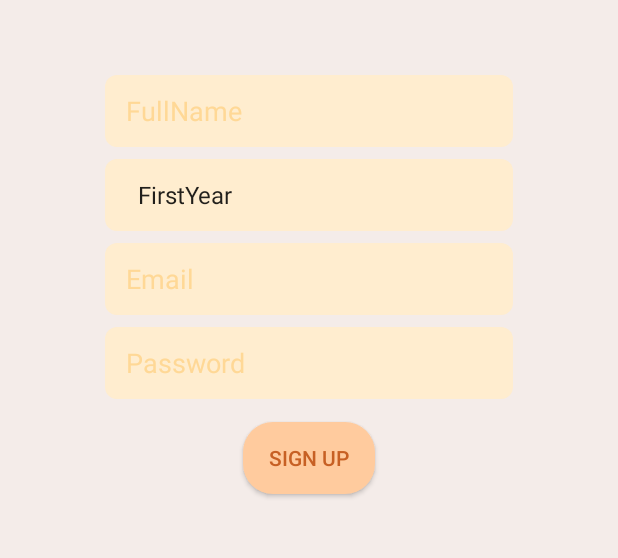
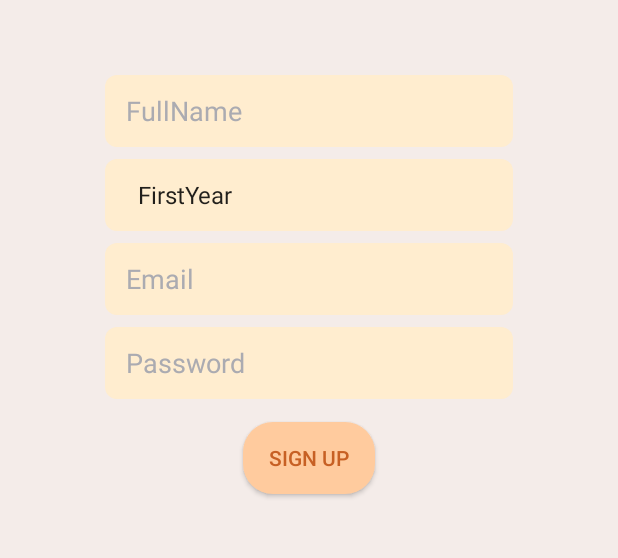
Before and after one commit to K-cloud25/Co_Forum, an Android app: the Signup_page screen opened directly, with no data from a screen before it, on a phone screen of 412 x 824 dp, the part 306-864 px from its top. Run offline under Robolectric (Android 15) with nearby library versions, the phone set to English and light mode, and no system bars; our stand-ins replace Firebase (no records; nobody signed in at launch, a user with empty details on screens opened directly).

Commit message:
13th push

```diff
--- a/app/src/main/res/layout/activity_signup_page.xml
+++ b/app/src/main/res/layout/activity_signup_page.xml
@@ -25,12 +25,12 @@
         android:layout_marginLeft="70sp"
         android:layout_marginTop="50dp"
         android:layout_marginRight="70sp"
+        android:background="@drawable/textrounded"
+        android:backgroundTint="@color/EditTextBg"
         android:hint="FullName"
         android:minHeight="48dp"
         android:paddingLeft="14sp"
-        android:backgroundTint="@color/EditTextBg"
-        android:textColorHint="@color/EditTextcolor"
-        android:background="@drawable/textrounded"/>
+        android:textColorHint="@color/material_dynamic_neutral70" />
 
     <Spinner
         android:id="@+id/Year_spinner"
@@ -53,12 +53,12 @@
         android:layout_marginLeft="70sp"
         android:layout_marginTop="8dp"
         android:layout_marginRight="70sp"
+        android:background="@drawable/textrounded"
+        android:backgroundTint="@color/EditTextBg"
         android:hint="Email"
         android:minHeight="48dp"
         android:paddingLeft="14sp"
-        android:backgroundTint="@color/EditTextBg"
-        android:textColorHint="@color/EditTextcolor"
-        android:background="@drawable/textrounded"/>
+        android:textColorHint="@color/material_dynamic_neutral70" />
 
 
     <EditText
@@ -68,12 +68,12 @@
         android:layout_marginLeft="70sp"
         android:layout_marginTop="8dp"
         android:layout_marginRight="70sp"
+        android:background="@drawable/textrounded"
+        android:backgroundTint="@color/EditTextBg"
         android:hint="Password"
         android:minHeight="48dp"
         android:paddingLeft="14sp"
-        android:backgroundTint="@color/EditTextBg"
-        android:textColorHint="@color/EditTextcolor"
-        android:background="@drawable/textrounded"/>
+        android:textColorHint="@color/material_dynamic_neutral70" />
 
     <Button
         android:layout_marginTop="15dp"
```
Also changed, not shown: app/src/main/res/layout/activity_log_in.xml (+6 -6 lines).
